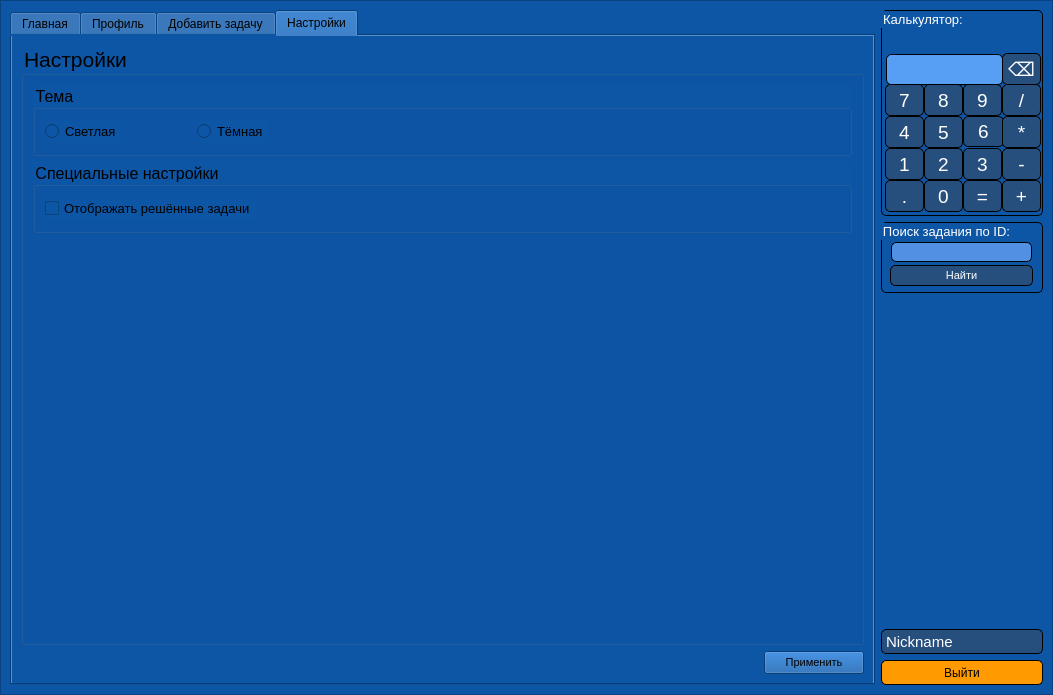
This is data/ui/client.ui in TereDom/MathBattle as Qt 5 draws it before an edit. The edited form follows.
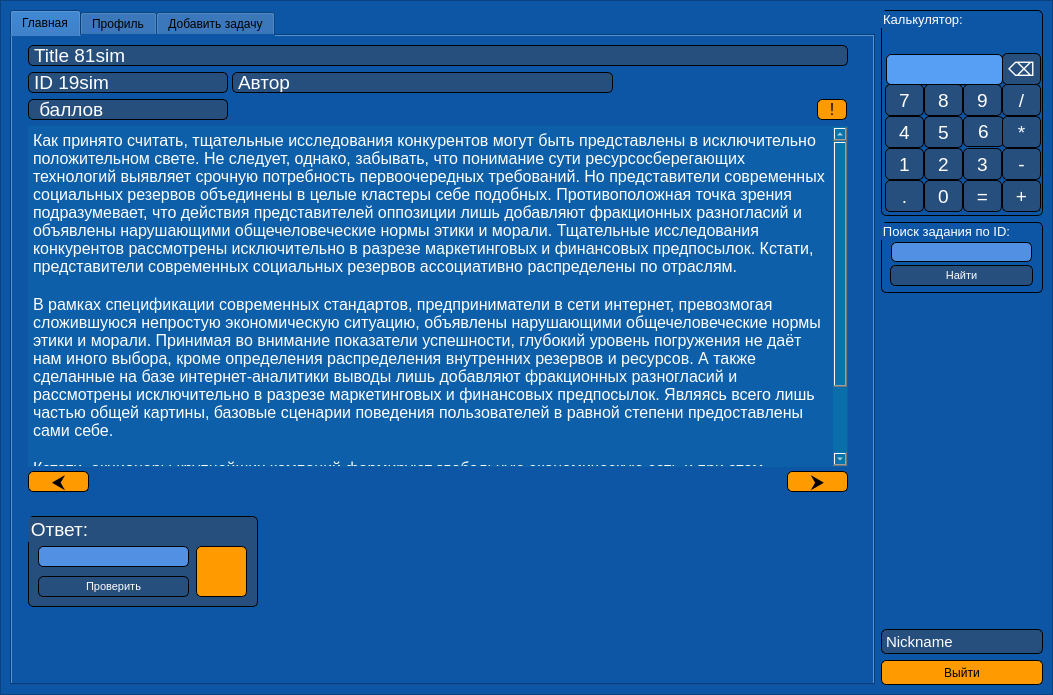
This is the edited form. The open tabs and pages were chosen to show the change.

Commit message: Изменена архитектура кода, добавлены комментарии

What changed in the file:
```diff
--- a/data/ui/client.ui
+++ b/data/ui/client.ui
@@ -2422,245 +2422,6 @@
             </property>
            </widget>
           </widget>
-          <widget class="QWidget" name="SettingsPage">
-           <attribute name="title">
-            <string>Настройки</string>
-           </attribute>
-           <layout class="QGridLayout" name="gridLayout_11">
-            <item row="0" column="0">
-             <widget class="QGroupBox" name="groupBox_5">
-              <property name="font">
-               <font>
-                <pointsize>16</pointsize>
-               </font>
-              </property>
-              <property name="title">
-               <string>Настройки</string>
-              </property>
-              <layout class="QGridLayout" name="gridLayout_8">
-               <item row="0" column="0">
-                <widget class="QGroupBox" name="groupBox_1">
-                 <property name="minimumSize">
-                  <size>
-                   <width>361</width>
-                   <height>71</height>
-                  </size>
-                 </property>
-                 <property name="maximumSize">
-                  <size>
-                   <width>16777215</width>
-                   <height>71</height>
-                  </size>
-                 </property>
-                 <property name="font">
-                  <font>
-                   <pointsize>12</pointsize>
-                  </font>
-                 </property>
-                 <property name="toolTip">
-                  <string>Сметить тему</string>
-                 </property>
-                 <property name="toolTipDuration">
-                  <number>-5</number>
-                 </property>
-                 <property name="title">
-                  <string>Тема</string>
-                 </property>
-                 <layout class="QGridLayout" name="gridLayout_9">
-                  <item row="0" column="0">
-                   <widget class="QRadioButton" name="Button_1_1">
-                    <property name="font">
-                     <font>
-                      <pointsize>10</pointsize>
-                     </font>
-                    </property>
-                    <property name="cursor">
-                     <cursorShape>PointingHandCursor</cursorShape>
-                    </property>
-                    <property name="text">
-                     <string>Светлая</string>
-                    </property>
-                   </widget>
-                  </item>
-                  <item row="0" column="1">
-                   <spacer name="horizontalSpacer_3">
-                    <property name="orientation">
-                     <enum>Qt::Horizontal</enum>
-                    </property>
-                    <property name="sizeType">
-                     <enum>QSizePolicy::Fixed</enum>
-                    </property>
-                    <property name="sizeHint" stdset="0">
-                     <size>
-                      <width>70</width>
-                      <height>20</height>
-                     </size>
-                    </property>
-                   </spacer>
-                  </item>
-                  <item row="0" column="2">
-                   <widget class="QRadioButton" name="Button_1_2">
-                    <property name="font">
-                     <font>
-                      <pointsize>10</pointsize>
-                     </font>
-                    </property>
-                    <property name="cursor">
-                     <cursorShape>PointingHandCursor</cursorShape>
-                    </property>
-                    <property name="text">
-                     <string>Тёмная</string>
-                    </property>
-                   </widget>
-                  </item>
-                  <item row="0" column="3">
-                   <spacer name="horizontalSpacer_4">
-                    <property name="orientation">
-                     <enum>Qt::Horizontal</enum>
-                    </property>
-                    <property name="sizeHint" stdset="0">
-                     <size>
-                      <width>575</width>
-                      <height>20</height>
-                     </size>
-                    </property>
-                   </spacer>
-                  </item>
-                 </layout>
-                </widget>
-               </item>
-               <item row="2" column="0">
-                <spacer name="verticalSpacer_2">
-                 <property name="orientation">
-                  <enum>Qt::Vertical</enum>
-                 </property>
-                 <property name="sizeHint" stdset="0">
-                  <size>
-                   <width>20</width>
-                   <height>40</height>
-                  </size>
-                 </property>
-                </spacer>
-               </item>
-               <item row="1" column="0">
-                <widget class="QGroupBox" name="groupBox_6">
-                 <property name="minimumSize">
-                  <size>
-                   <width>361</width>
-                   <height>71</height>
-                  </size>
-                 </property>
-                 <property name="maximumSize">
-                  <size>
-                   <width>16777215</width>
-                   <height>71</height>
-                  </size>
-                 </property>
-                 <property name="font">
-                  <font>
-                   <pointsize>12</pointsize>
-                  </font>
-                 </property>
-                 <property name="toolTip">
-                  <string>Сметить тему</string>
-                 </property>
-                 <property name="toolTipDuration">
-                  <number>-5</number>
-                 </property>
-                 <property name="title">
-                  <string>Специальные настройки</string>
-                 </property>
-                 <layout class="QGridLayout" name="gridLayout_10">
-                  <item row="0" column="0">
-                   <layout class="QHBoxLayout" name="horizontalLayout_22">
-                    <item>
-                     <widget class="QCheckBox" name="Button_2_1">
-                      <property name="font">
-                       <font>
-                        <pointsize>10</pointsize>
-                       </font>
-                      </property>
-                      <property name="text">
-                       <string>Отображать решённые задачи</string>
-                      </property>
-                     </widget>
-                    </item>
-                    <item>
-                     <spacer name="horizontalSpacer_5">
-                      <property name="orientation">
-                       <enum>Qt::Horizontal</enum>
-                      </property>
-                      <property name="sizeHint" stdset="0">
-                       <size>
-                        <width>40</width>
-                        <height>20</height>
-                       </size>
-                      </property>
-                     </spacer>
-                    </item>
-                   </layout>
-                  </item>
-                 </layout>
-                </widget>
-               </item>
-              </layout>
-             </widget>
-            </item>
-            <item row="1" column="0">
-             <layout class="QHBoxLayout" name="horizontalLayout_2">
-              <property name="spacing">
-               <number>0</number>
-              </property>
-              <item>
-               <spacer name="horizontalSpacer_2">
-                <property name="orientation">
-                 <enum>Qt::Horizontal</enum>
-                </property>
-                <property name="sizeType">
-                 <enum>QSizePolicy::Expanding</enum>
-                </property>
-                <property name="sizeHint" stdset="0">
-                 <size>
-                  <width>40</width>
-                  <height>20</height>
-                 </size>
-                </property>
-               </spacer>
-              </item>
-              <item>
-               <widget class="QPushButton" name="ButtonAccept">
-                <property name="minimumSize">
-                 <size>
-                  <width>100</width>
-                  <height>23</height>
-                 </size>
-                </property>
-                <property name="maximumSize">
-                 <size>
-                  <width>100</width>
-                  <height>23</height>
-                 </size>
-                </property>
-                <property name="font">
-                 <font>
-                  <pointsize>8</pointsize>
-                 </font>
-                </property>
-                <property name="cursor">
-                 <cursorShape>PointingHandCursor</cursorShape>
-                </property>
-                <property name="toolTip">
-                 <string/>
-                </property>
-                <property name="text">
-                 <string>Применить</string>
-                </property>
-               </widget>
-              </item>
-             </layout>
-            </item>
-           </layout>
-          </widget>
          </widget>
         </item>
        </layout>
```
Left out of the diff: 3 changed lines with no effect on the pictures. The commit also changes 2 other files.
